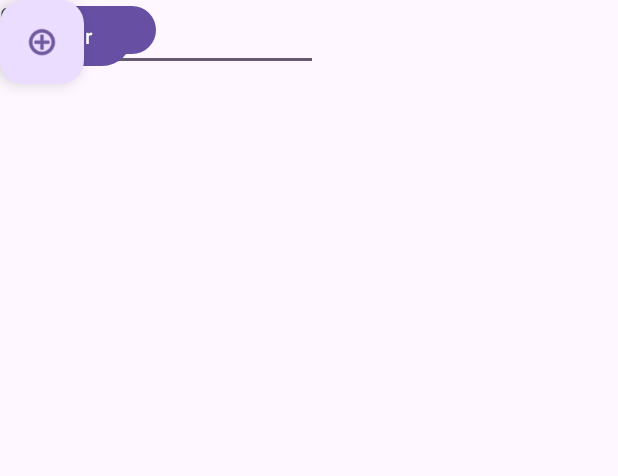
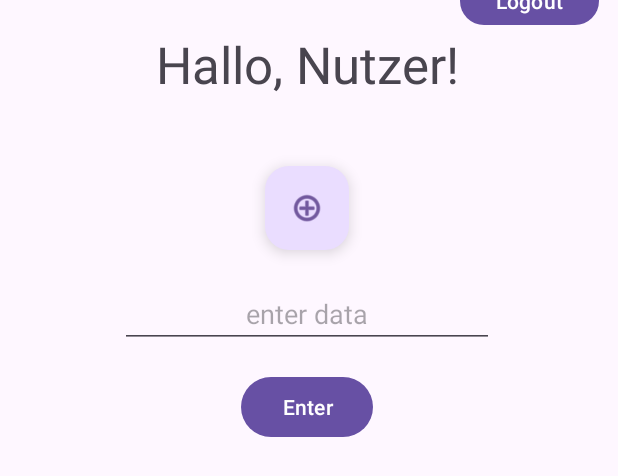
Before and after one commit to natsudaS/NestSync, an Android app: the layout activity_home.xml on its own in the app's theme, with its tools: preview values and no code run, on a phone screen of 412 x 824 dp. Shown: the top 476 px of the screen. Run offline under Robolectric (Android 15) with nearby library versions, the phone set to English and light mode, and no system bars.

Commit message:
lists displayed on start

```diff
--- a/app/src/main/res/layout/activity_home.xml
+++ b/app/src/main/res/layout/activity_home.xml
@@ -1,56 +1,81 @@
 <?xml version="1.0" encoding="utf-8"?>
-<androidx.constraintlayout.widget.ConstraintLayout
-    xmlns:android="http://schemas.android.com/apk/res/android"
+<androidx.constraintlayout.widget.ConstraintLayout xmlns:android="http://schemas.android.com/apk/res/android"
     xmlns:app="http://schemas.android.com/apk/res-auto"
     xmlns:tools="http://schemas.android.com/tools"
-    android:layout_width="match_parent"
+    android:layout_width="wrap_content"
     android:layout_height="match_parent">
 
+
+    <Button
+        android:id="@+id/logoutButton"
+        android:layout_width="wrap_content"
+        android:layout_height="40dp"
+        android:layout_marginTop="10dp"
+        android:layout_marginEnd="10dp"
+        android:layout_marginBottom="10dp"
+        android:text="@string/logoutbtn"
+        app:layout_constraintBottom_toTopOf="@+id/linearLayout"
+        app:layout_constraintEnd_toEndOf="parent"
+        app:layout_constraintTop_toTopOf="parent" />
+
+    <LinearLayout
+        android:id="@+id/linearLayout"
+        android:layout_width="409dp"
+        android:layout_height="669dp"
+        android:orientation="vertical"
+        tools:layout_editor_absoluteX="1dp"
+        tools:layout_editor_absoluteY="61dp">
+
+        <TextView
+            android:id="@+id/textView2"
+            android:layout_width="match_parent"
+            android:layout_height="wrap_content"
+            android:layout_marginStart="10dp"
+            android:layout_marginTop="20dp"
+            android:layout_marginEnd="10dp"
+            android:layout_marginBottom="25dp"
+            android:fontFamily="sans-serif"
+            android:text="Hallo, Nutzer!"
+            android:textAlignment="center"
+            android:textAppearance="@style/TextAppearance.AppCompat.Display1"
+            android:textSize="34sp" />
+
+        <androidx.recyclerview.widget.RecyclerView
+            android:id="@+id/datalist"
+            android:layout_width="match_parent"
+            android:layout_height="wrap_content"
+            android:layout_marginStart="10dp"
+            android:layout_marginEnd="10dp"/>
 
         <com.google.android.material.floatingactionbutton.FloatingActionButton
             android:id="@+id/floatingActionButton"
             android:layout_width="wrap_content"
             android:layout_height="wrap_content"
-        android:layout_marginStart="177dp"
-        android:layout_marginEnd="178dp"
-        android:layout_marginBottom="45dp"
+            android:layout_marginTop="20dp"
+            android:layout_gravity="center"
             android:clickable="true"
             app:srcCompat="@android:drawable/ic_menu_add" />
 
-    <Button
-        android:id="@+id/logoutButton"
-        android:layout_width="104dp"
-        android:layout_height="40dp"
-        android:layout_marginEnd="32dp"
-        android:text="@string/logoutbtn"
-        tools:layout_editor_absoluteY="20dp" />
-
         <EditText
             android:id="@+id/testData"
-        android:layout_width="212dp"
-        android:layout_height="47dp"
-        android:layout_marginStart="95dp"
-        android:layout_marginEnd="104dp"
-        android:layout_marginBottom="118dp"
+            android:layout_width="match_parent"
+            android:layout_height="wrap_content"
+            android:layout_marginStart="80dp"
+            android:layout_marginTop="20dp"
+            android:layout_marginEnd="80dp"
             android:ems="10"
+            android:hint="enter data"
             android:inputType="text"
-        android:hint="enter data" />
+            android:textAlignment="center" />
 
         <Button
             android:id="@+id/testButton"
             android:layout_width="wrap_content"
             android:layout_height="wrap_content"
-        android:layout_marginStart="159dp"
-        android:layout_marginTop="1dp"
-        android:layout_marginEnd="164dp"
+            android:layout_gravity="center"
+            android:layout_marginTop="15dp"
+            android:layout_marginBottom="15dp"
             android:text="Enter" />
 
-    <TextView
-        android:id="@+id/textView2"
-        android:layout_width="wrap_content"
-        android:layout_height="wrap_content"
-        android:layout_marginStart="166dp"
-        android:layout_marginEnd="187dp"
-        android:layout_marginBottom="29dp"
-        android:text="Greeting" />
+    </LinearLayout>
 </androidx.constraintlayout.widget.ConstraintLayout>
```
Also changed, not shown: app/src/main/java/com/natsu/nestsync/HomeAdapter.java (added, +51 -0 lines), app/src/main/java/com/natsu/nestsync/activities/HomeActivity.java (+58 -9 lines), app/src/main/res/layout/listitem_home.xml (added, +32 -0 lines), app/src/main/res/layout/lists.xml (deleted, +0 -48 lines). Lines whose indentation alone changed are shown as unchanged.
